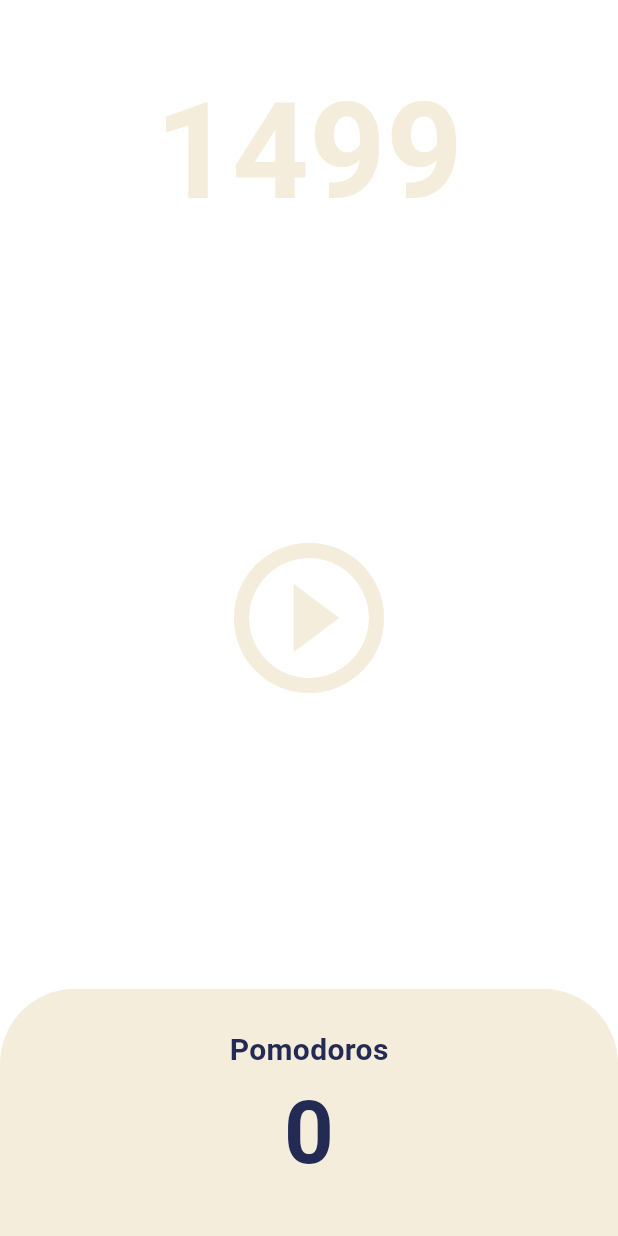
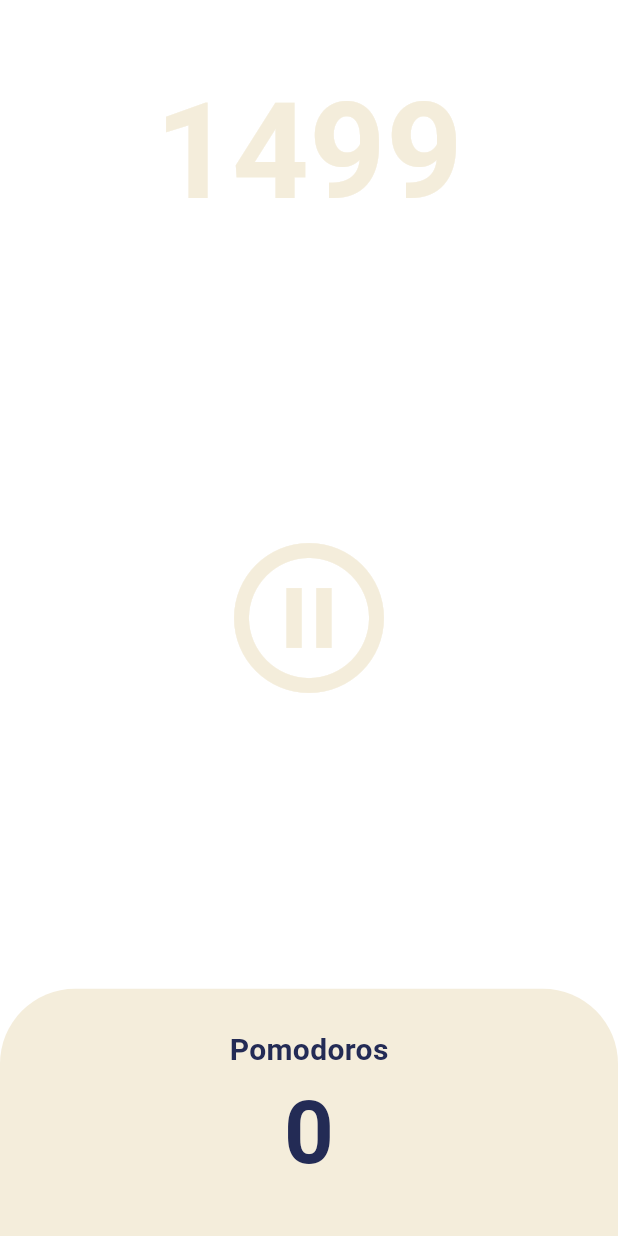
Before and after one commit to JeongSangMyeong/Dart-Flutter-study, a Flutter app: the screen it shows after launch, after a tap on the "play circle outline" icon, on a phone screen of 412 x 824 dp. Run offline on Flutter 3.47's test engine with Material 3 defaults, Android fonts, the phone set to English and light mode, and no system bars.

Commit message:
타이머 멈추는 메소드 추가

```diff
--- a/lib/screens/home_screen.dart
+++ b/lib/screens/home_screen.dart
@@ -11,6 +11,7 @@ class HomeScreen extends StatefulWidget {
 
 class _HomeScreenState extends State<HomeScreen> {
   int totalSeconds = 1500;
+  bool isRunning = false;
   late Timer timer;
 
   // 1초씩 뺌
@@ -20,11 +21,23 @@ class _HomeScreenState extends State<HomeScreen> {
     });
   }
 
+  // 타이머 시작 메소드
   void onStartPressed() {
     timer = Timer.periodic(
       const Duration(seconds: 1),
       onTick,
     );
+    setState(() {
+      isRunning = true;
+    });
+  }
+
+  // 타이머 멈추는 메소드
+  void onPausePressed() {
+    timer.cancel();
+    setState(() {
+      isRunning = false;
+    });
   }
 
   @override
@@ -52,8 +65,10 @@ class _HomeScreenState extends State<HomeScreen> {
               child: IconButton(
                 iconSize: 120,
                 color: Theme.of(context).cardColor,
-                onPressed: onStartPressed,
-                icon: const Icon(Icons.play_circle_outline),
+                onPressed: isRunning ? onPausePressed : onStartPressed,
+                icon: Icon(isRunning
+                    ? Icons.pause_circle_outline
+                    : Icons.play_circle_outline),
               ),
             ),
           ),
```
